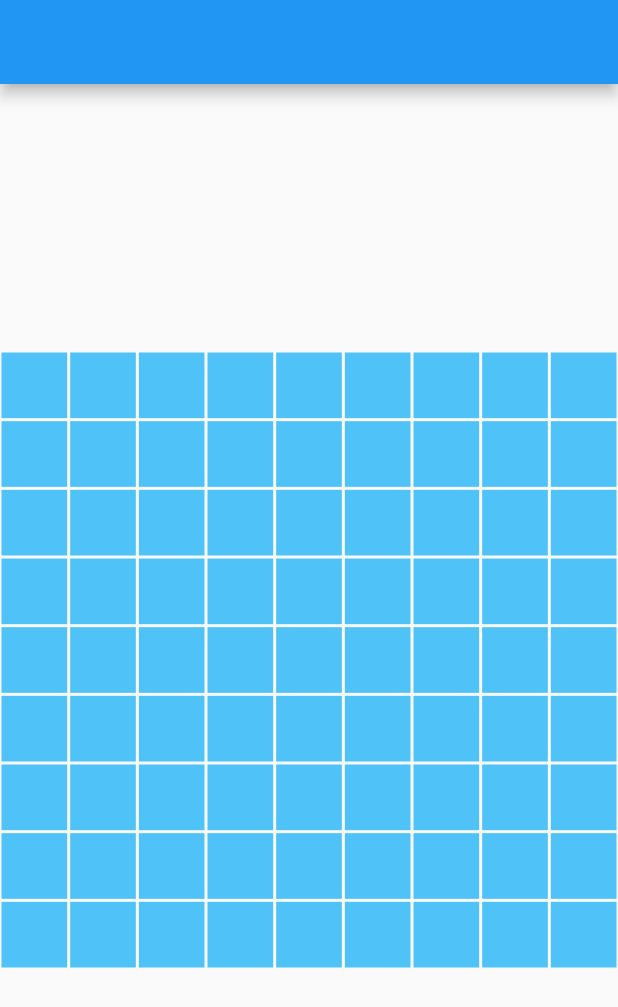
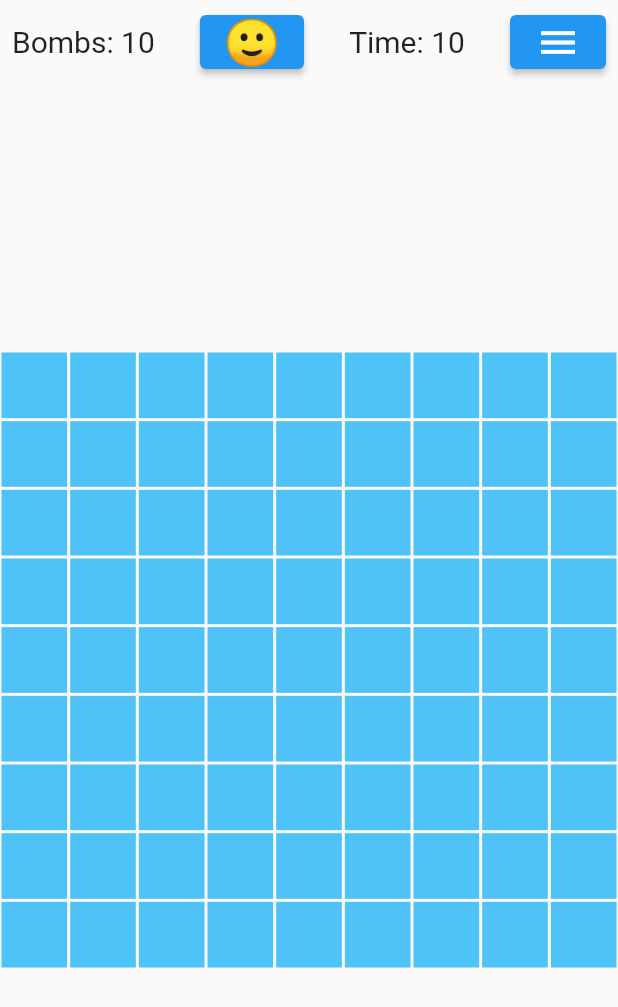
Before and after one commit to mykhailok01/minesweeper_flutter, a Flutter app: the screen it shows after launch, on a phone screen of 412 x 824 dp. Shown: the top 1007 px of the screen. Run offline on Flutter 3.47's test engine with Material 2 defaults, Android fonts, the phone set to English and light mode, and no system bars.

Commit message:
Implement simple game logic (restart, disclose cell)

```diff
--- a/lib/main.dart
+++ b/lib/main.dart
@@ -1,7 +1,7 @@
 import 'package:flutter/material.dart';
 import 'package:provider/provider.dart';
 import 'package:minesweeper_in_flutter/widgets/game_page.dart';
-import 'package:minesweeper_in_flutter/models/mine_field_model.dart';
+import 'package:minesweeper_in_flutter/models/minesweeper_game.dart';
 
 void main() {
   runApp(MyApp());
@@ -13,7 +13,7 @@ class MyApp extends StatelessWidget {
   @override
   Widget build(BuildContext context) {
     return ChangeNotifierProvider(
-      create: (_) => MineFieldModel(rows: 9, columns: 9),
+      create: (_) => MinesweeperGame(rows: 9, columns: 9, bombs: 10),
       child: MaterialApp(
         title: 'Minesweeper',
         theme: ThemeData(
--- /dev/null
+++ b/lib/models/cells_status_manager.dart
@@ -0,0 +1,59 @@
+import 'package:minesweeper_in_flutter/models/mines_location_info.dart';
+import 'package:minesweeper_in_flutter/models/cells.dart';
+import 'package:minesweeper_in_flutter/utility.dart';
+
+class CellsStatusManager {
+  int get rows => info.rows;
+  int get columns => info.columns;
+  final MinesLocationInfo info;
+  CellsStatusManager({required this.info})
+      : _cellsStatuses = List.generate(
+          info.rows,
+          (_) => List.filled(info.columns, Cells.closed),
+        ) {
+    assert(_cellsStatuses.isNotEmpty);
+    assert(_cellsStatuses.first.isNotEmpty);
+  }
+
+  int discloseCellInfo(int row, int column) {
+    int discloseCount = 0;
+    void _discloseCellInfo(int row, int column) {
+      if (row < 0 || row >= rows) return;
+      if (column < 0 || column >= columns) return;
+      if (_cellsStatuses[row][column] != Cells.closed) return;
+      _cellsStatuses[row][column] = info.getCellInfo(row, column);
+      ++discloseCount;
+      if (_cellsStatuses[row][column] == Cells.empty) {
+        transformSurrounding(_cellsStatuses, row, column, _discloseCellInfo);
+      }
+    }
+
+    _discloseCellInfo(row, column);
+    return discloseCount;
+  }
+
+  int cellStatus(int row, int column) => _cellsStatuses[row][column];
+
+  int get cellsCount => rows * columns;
+
+  int _count(bool Function(int) condition) {
+    int count = 0;
+    for (List<int> rowElements in _cellsStatuses)
+      for (int status in rowElements) if (condition(status)) ++count;
+    return count;
+  }
+
+  int get closedCount {
+    return _count((status) => status == Cells.closed);
+  }
+
+  int get disclosedCount {
+    return cellsCount - closedCount;
+  }
+
+  int get disclosedBombCount {
+    return _count((status) => status == Cells.bomb);
+  }
+
+  late List<List<int>> _cellsStatuses;
+}
--- a/lib/models/field.dart
+++ /dev/null
@@ -1,39 +0,0 @@
-import 'dart:collection';
-import 'package:minesweeper_in_flutter/models/field_location_info.dart';
-import 'package:minesweeper_in_flutter/models/cells.dart';
-import 'package:minesweeper_in_flutter/utility.dart';
-
-class Field {
-  final int rows;
-  final int columns;
-  final FieldLocationInfo info;
-  late List<List<int>> _cellsStatuses;
-  Field({required this.rows, required this.columns, required this.info})
-      : _cellsStatuses = List.generate(
-          rows,
-          (_) => List.filled(columns, Cells.closed),
-        ) {
-    assert(_cellsStatuses.isNotEmpty);
-    assert(_cellsStatuses.first.isNotEmpty);
-  }
-
-  bool openCell(int row, int column) {
-    if (row < 0 || row >= rows) return false;
-    if (column < 0 || column >= columns) return false;
-    if (_cellsStatuses[row][column] != Cells.closed) return false;
-    _cellsStatuses[row][column] = info.bombsAround(row, column);
-    if (_cellsStatuses[row][column] == Cells.empty) {
-      transformSurrounding(cells, row, column, openCell);
-    }
-    return true;
-  }
-
-  int cellStatus(int row, int column) => _cellsStatuses[row][column];
-
-  UnmodifiableListView<UnmodifiableListView<int>> get cells =>
-      UnmodifiableListView(
-        _cellsStatuses.map(
-          (e) => UnmodifiableListView(e),
-        ),
-      );
-}
--- a/lib/models/mine_field_model.dart
+++ /dev/null
@@ -1,29 +0,0 @@
-import 'dart:collection';
-
-import 'package:flutter/foundation.dart';
-import 'package:minesweeper_in_flutter/models/field.dart';
-import 'package:minesweeper_in_flutter/models/field_location_info.dart';
-import 'package:minesweeper_in_flutter/models/random_bomb_plan_advisor.dart';
-
-class MineFieldModel with ChangeNotifier {
-  Field field;
-  MineFieldModel({
-    required int rows,
-    required int columns,
-  }) : field = Field(
-            rows: rows,
-            columns: columns,
-            info: FieldLocationInfo.generate(
-                rows: rows,
-                columns: columns,
-                bombs: 10,
-                advisor: RandomBombPlantAdvisor(columns: columns, rows: rows)));
-  UnmodifiableListView<UnmodifiableListView<int>> get cells => field.cells;
-  int get rows => field.rows;
-  int get columns => field.columns;
-  int cell(int row, int column) => field.cellStatus(row, column);
-  void openCell(int row, int column) {
-    field.openCell(row, column);
-    notifyListeners();
-  }
-}
--- a/lib/models/field_location_info.dart
+++ b/lib/models/mines_location_info.dart
@@ -2,7 +2,7 @@ import 'package:minesweeper_in_flutter/models/cells.dart';
 import 'package:minesweeper_in_flutter/models/bomb_plant_advisor.dart';
 import 'package:minesweeper_in_flutter/utility.dart';
 
-class FieldLocationInfo {
+class MinesLocationInfo {
   final int rows;
   final int columns;
   final int bombs;
@@ -21,20 +21,20 @@ class FieldLocationInfo {
         var position = _advisor.suggestNextPosition();
         planted = _tryPlantBomb(position.row, position.column);
         if (planted) {
-          _bombAround(position.row, position.column);
+          _indicateBombAround(position.row, position.column);
           break;
         }
       } while (true);
     }
   }
 
-  void _bombAround(int row, int column) {
+  void _indicateBombAround(int row, int column) {
     transformSurrounding(_cells, row, column, (row, column) {
       if (isNotBomb(row, column)) _cells[row][column]++;
     });
   }
 
-  FieldLocationInfo.generate(
+  MinesLocationInfo.generate(
       {required this.rows,
       required this.columns,
       required this.bombs,
@@ -46,5 +46,5 @@ class FieldLocationInfo {
 
   bool isBomb(int row, int column) => _cells[row][column] == Cells.bomb;
   bool isNotBomb(int row, int column) => !isBomb(row, column);
-  int bombsAround(int row, int column) => _cells[row][column];
+  int getCellInfo(int row, int column) => _cells[row][column];
 }
--- /dev/null
+++ b/lib/models/minesweeper_game.dart
@@ -0,0 +1,58 @@
+import 'package:flutter/foundation.dart';
+import 'package:minesweeper_in_flutter/models/cells_status_manager.dart';
+import 'package:minesweeper_in_flutter/models/mines_location_info.dart';
+import 'package:minesweeper_in_flutter/models/random_bomb_plant_advisor.dart';
+
+enum GameStatus {
+  loosed,
+  won,
+  ongoing,
+}
+
+class MinesweeperGame with ChangeNotifier {
+  CellsStatusManager field;
+  MinesweeperGame({
+    required int rows,
+    required int columns,
+    required int bombs,
+  }) : field = CellsStatusManager(
+          info: MinesLocationInfo.generate(
+            rows: rows,
+            columns: columns,
+            bombs: bombs,
+            advisor: RandomBombPlantAdvisor(columns: columns, rows: rows),
+          ),
+        );
+  int get rows => field.rows;
+  int get columns => field.columns;
+  int get bombs => field.info.bombs;
+
+  GameStatus get status {
+    if (field.disclosedBombCount > 0) return GameStatus.loosed;
+    if (field.closedCount == field.info.bombs) return GameStatus.won;
+    return GameStatus.ongoing;
+  }
+
+  int cellInfo(int row, int column) {
+    return field.cellStatus(row, column);
+  }
+
+  void discloseCell(int row, int column) {
+    if (status == GameStatus.ongoing) {
+      field.discloseCellInfo(row, column);
+      notifyListeners();
+    }
+  }
+
+  void restart() {
+    field = CellsStatusManager(
+      info: MinesLocationInfo.generate(
+        rows: rows,
+        columns: columns,
+        bombs: field.info.bombs,
+        advisor: RandomBombPlantAdvisor(columns: columns, rows: rows),
+      ),
+    );
+    notifyListeners();
+  }
+}
--- /dev/null
+++ b/lib/widgets/game_appbar.dart
@@ -0,0 +1,55 @@
+import 'package:flutter/material.dart';
+import 'package:provider/provider.dart';
+import 'package:minesweeper_in_flutter/models/minesweeper_game.dart';
+
+class GameAppBar extends StatelessWidget implements PreferredSizeWidget {
+  const GameAppBar({Key? key}) : super(key: key);
+  String _gameStatusToEmoji(GameStatus status) {
+    switch (status) {
+      case GameStatus.won:
+        return '😀';
+      case GameStatus.ongoing:
+        return '🙂';
+      case GameStatus.loosed:
+        return '😐';
+    }
+    assert(false);
+  }
+
+  @override
+  Widget build(BuildContext context) {
+    var game = context.watch<MinesweeperGame>();
+    return Padding(
+      padding: const EdgeInsets.all(8.0),
+      child: Row(
+        mainAxisAlignment: MainAxisAlignment.spaceBetween,
+        children: [
+          Text(
+            'Bombs: ${game.bombs}',
+            style: TextStyle(fontSize: 20),
+          ),
+          ElevatedButton(
+            onPressed: () => game.restart(),
+            child: RichText(
+              text: TextSpan(
+                text: _gameStatusToEmoji(game.status),
+                style: TextStyle(fontSize: 30),
+              ),
+            ),
+          ),
+          Text(
+            'Time: 10',
+            style: TextStyle(fontSize: 20),
+          ),
+          ElevatedButton(
+            onPressed: () => null, //TODO: implement menu
+            child: Icon(Icons.menu, size: 30),
+          ),
+        ],
+      ),
+    );
+  }
+
+  @override
+  Size get preferredSize => Size.fromHeight(56);
+}
--- a/lib/widgets/game_page.dart
+++ b/lib/widgets/game_page.dart
@@ -1,5 +1,6 @@
 import 'package:flutter/material.dart';
-import 'package:minesweeper_in_flutter/widgets/mine_tile_field.dart';
+import 'package:minesweeper_in_flutter/widgets/minesweeper_field.dart';
+import 'package:minesweeper_in_flutter/widgets/game_appbar.dart';
 
 class GamePage extends StatelessWidget {
   const GamePage({Key? key}) : super(key: key);
@@ -8,9 +9,9 @@ class GamePage extends StatelessWidget {
   Widget build(BuildContext context) {
     return SafeArea(
       child: Scaffold(
-        appBar: AppBar(),
+        appBar: GameAppBar(),
         body: Center(
-          child: MineTileField(),
+          child: MinesweeperField(),
         ),
       ),
     );
--- a/lib/widgets/mine_tile.dart
+++ b/lib/widgets/mine_tile.dart
@@ -1,6 +1,6 @@
 import 'package:flutter/material.dart';
 import 'package:minesweeper_in_flutter/models/cells.dart';
-import 'package:minesweeper_in_flutter/models/mine_field_model.dart';
+import 'package:minesweeper_in_flutter/models/minesweeper_game.dart';
 import 'package:provider/provider.dart';
 
 class MineTile extends StatelessWidget {
@@ -13,10 +13,10 @@ class MineTile extends StatelessWidget {
 
   @override
   Widget build(BuildContext context) {
-    var field = context.watch<MineFieldModel>();
-    var value = field.cell(row, column);
+    var field = context.watch<MinesweeperGame>();
+    var value = field.cellInfo(row, column);
     return GestureDetector(
-      onTap: () => field.openCell(row, column),
+      onTap: () => field.discloseCell(row, column),
       child: Container(
         color: value == Cells.closed
             ? Colors.lightBlue.shade300
--- a/lib/widgets/mine_tile_field.dart
+++ b/lib/widgets/minesweeper_field.dart
@@ -1,17 +1,17 @@
 import 'package:flutter/material.dart';
 import 'package:provider/provider.dart';
-import 'package:minesweeper_in_flutter/models/mine_field_model.dart';
+import 'package:minesweeper_in_flutter/models/minesweeper_game.dart';
 import 'package:minesweeper_in_flutter/widgets/mine_tile.dart';
 import 'dart:math';
 
-class MineTileField extends StatelessWidget {
-  const MineTileField({Key? key}) : super(key: key);
+class MinesweeperField extends StatelessWidget {
+  const MinesweeperField({Key? key}) : super(key: key);
 
   @override
   Widget build(BuildContext context) {
     return LayoutBuilder(
       builder: (context, constraints) {
-        var field = context.read<MineFieldModel>();
+        var field = context.read<MinesweeperGame>();
         double tileSize = min(constraints.maxHeight / field.rows,
             constraints.maxWidth / field.columns);
         return Column(
```
Also changed, not shown: lib/models/random_bomb_plant_advisor.dart (renamed from lib/models/random_bomb_plan_advisor.dart), 1 other file.
